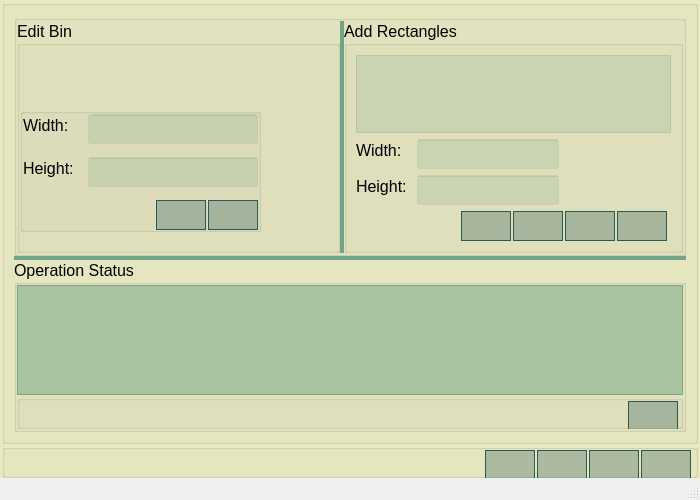
This is 2D_Bin_Packing_Problem/mainwindow.ui in andrei-crisu/2D_BPP_gui_thread_approach as Qt 5 draws it before an edit. The edited form follows.
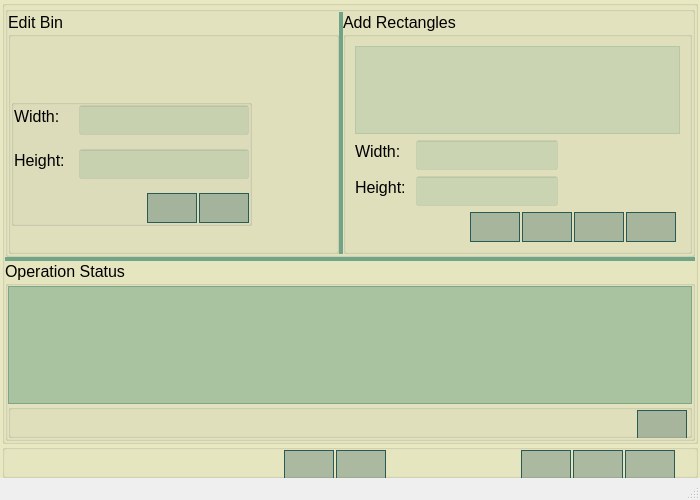
This is the edited form. Icons and pictures are not drawn.

What changed in the file:
```diff
--- a/2D_Bin_Packing_Problem/mainwindow.ui
+++ b/2D_Bin_Packing_Problem/mainwindow.ui
@@ -334,6 +334,18 @@
            <string/>
           </property>
           <layout class="QVBoxLayout" name="verticalLayout_7">
+           <property name="leftMargin">
+            <number>0</number>
+           </property>
+           <property name="topMargin">
+            <number>0</number>
+           </property>
+           <property name="rightMargin">
+            <number>0</number>
+           </property>
+           <property name="bottomMargin">
+            <number>0</number>
+           </property>
            <item>
             <widget class="QSplitter" name="splitter">
              <property name="styleSheet">
@@ -1365,7 +1377,7 @@
             <number>0</number>
            </property>
            <property name="rightMargin">
-            <number>4</number>
+            <number>20</number>
            </property>
            <property name="bottomMargin">
             <number>0</number>
@@ -1383,6 +1395,60 @@
              </property>
             </spacer>
            </item>
+           <item>
+            <widget class="QPushButton" name="pushButton">
+             <property name="sizePolicy">
+              <sizepolicy hsizetype="Fixed" vsizetype="Fixed">
+               <horstretch>0</horstretch>
+               <verstretch>0</verstretch>
+              </sizepolicy>
+             </property>
+             <property name="minimumSize">
+              <size>
+               <width>50</width>
+               <height>30</height>
+              </size>
+             </property>
+             <property name="maximumSize">
+              <size>
+               <width>50</width>
+               <height>30</height>
+              </size>
+             </property>
+             <property name="toolTip">
+              <string>&lt;html&gt;&lt;head/&gt;&lt;body&gt;&lt;p&gt;&lt;span style=&quot; font-size:12pt;&quot;&gt;clear&lt;/span&gt;&lt;/p&gt;&lt;/body&gt;&lt;/html&gt;</string>
+             </property>
+             <property name="styleSheet">
+              <string notr="true">  QPushButton {
+	 background-color: rgba(41, 90, 86, 80);
+	  border-color: rgb(41, 90, 86);
+      border-style:solid;
+      border-width:1px;
+      font:  14px; 
+	  color: rgb(41, 90, 86);
+  }
+  QPushButton:hover:!pressed {
+	 background-color: rgba(167, 206, 151,120);
+	  border-color: rgba(41, 90, 86,164);
+      border-style:solid;
+  }</string>
+             </property>
+             <property name="text">
+              <string/>
+             </property>
+             <property name="icon">
+              <iconset>
+               <disabledon>:/icons/app_icons/delete.png</disabledon>
+              </iconset>
+             </property>
+             <property name="iconSize">
+              <size>
+               <width>26</width>
+               <height>26</height>
+              </size>
+             </property>
+            </widget>
+           </item>
            <item>
             <widget class="QPushButton" name="run">
              <property name="sizePolicy">
@@ -1434,6 +1500,22 @@
              </property>
             </widget>
            </item>
+           <item>
+            <spacer name="horizontalSpacer_9">
+             <property name="orientation">
+              <enum>Qt::Horizontal</enum>
+             </property>
+             <property name="sizeType">
+              <enum>QSizePolicy::Fixed</enum>
+             </property>
+             <property name="sizeHint" stdset="0">
+              <size>
+               <width>133</width>
+               <height>20</height>
+              </size>
+             </property>
+            </spacer>
+           </item>
            <item>
             <widget class="QPushButton" name="home_2">
              <property name="sizePolicy">
```
